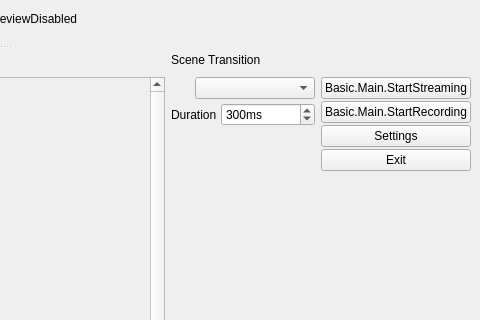
Old version of the form obs/forms/OBSBasic.ui in the repository pippianders/obs; both pictures show x 477 to 957 and y 96 to 416 of the 957 by 724 pixel window.
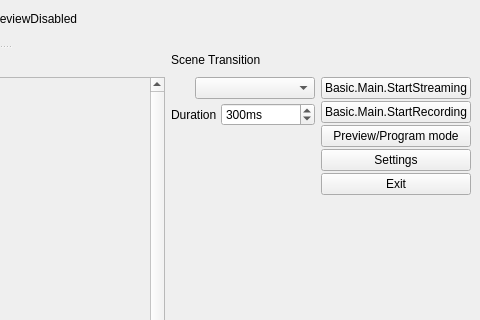
New version of the form. Icons and pictures are not drawn. Custom widgets are drawn as their Qt base class.

Commit message: Add preview/program mode

```diff
--- a/obs/forms/OBSBasic.ui
+++ b/obs/forms/OBSBasic.ui
@@ -136,6 +136,13 @@
             </property>
            </widget>
           </item>
+          <item>
+           <widget class="QPushButton" name="modeSwitch">
+            <property name="text">
+             <string>Preview/Program mode</string>
+            </property>
+           </widget>
+          </item>
           <item>
            <widget class="QPushButton" name="settingsButton">
             <property name="sizePolicy">
```
Left out of the diff: 9 changed lines with no effect on the pictures. Lines whose indentation alone changed are shown as unchanged. The commit also changes 4 other files.
